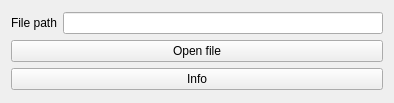
Before: the Qt Designer form ui/filevideosourceoptionswidget.ui in krajsz/traffic-counter-opencv, drawn with Qt 5.
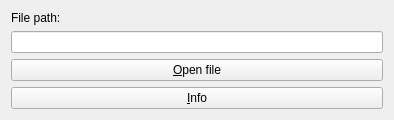
After: the same form once the commit is applied.

```diff
--- a/ui/filevideosourceoptionswidget.ui
+++ b/ui/filevideosourceoptionswidget.ui
@@ -21,26 +21,26 @@
        <item>
         <widget class="QLabel" name="filePathLabel">
          <property name="text">
-          <string>File path</string>
+          <string>File path:</string>
          </property>
         </widget>
        </item>
-       <item>
-        <widget class="QLineEdit" name="filePathLineEdit"/>
-       </item>
       </layout>
      </item>
+     <item>
+      <widget class="QLineEdit" name="filePathLineEdit"/>
+     </item>
      <item>
       <widget class="QPushButton" name="openFileButton">
        <property name="text">
-        <string>Open file</string>
+        <string>&amp;Open file</string>
        </property>
       </widget>
      </item>
      <item>
       <widget class="QPushButton" name="fileInfoButton">
        <property name="text">
-        <string>Info</string>
+        <string>&amp;Info</string>
        </property>
       </widget>
      </item>
```
